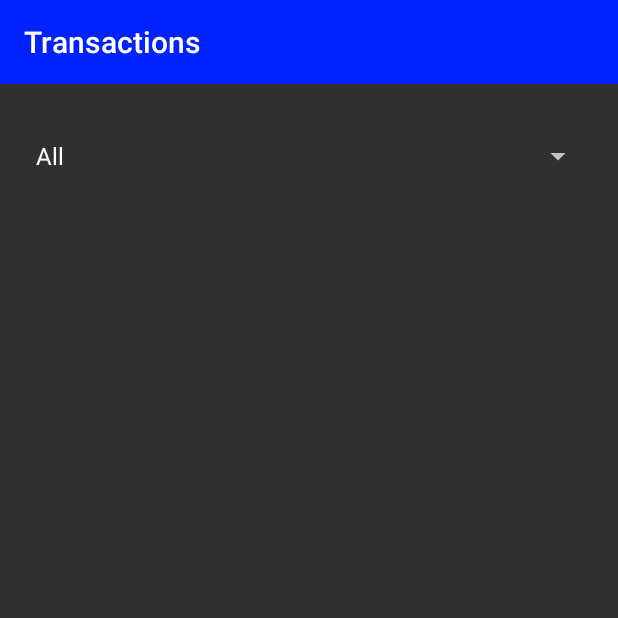
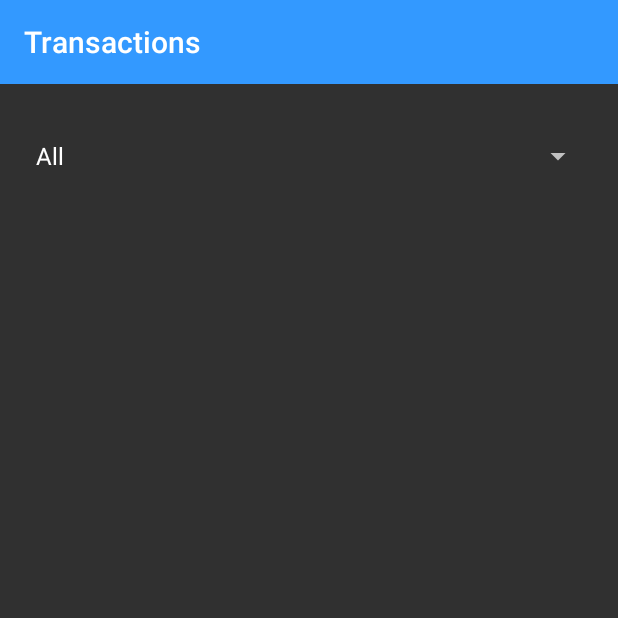
Before and after one commit to cartland/octavia-street-hilton, an Android app: the screen it shows after launch (MainActivity), on a phone screen of 412 x 824 dp, the top half of it. Run offline under Robolectric (Android 15) with nearby library versions, the light colour scheme and no system bars; libraries missing offline, so code that uses them is left out: com.firebase.client; pictures from the network do not load; 10 statements that could not run were skipped.

Commit message:
Update colors.

```diff
--- a/android/app/src/main/res/values/themes.xml
+++ b/android/app/src/main/res/values/themes.xml
@@ -30,8 +30,12 @@
 
     <style name="MyActionBarStyle">styles</style>
 
-    <color name="color_primary">#02f</color>
-    <color name="color_primary_dark">#018</color>
-    <color name="color_accent">#c13</color>
+    <color name="color_primary">#3399ff</color>
+    <color name="color_primary_dark">#3366cc</color>
+    <color name="color_accent">#ffcc0064</color>
+
+    <color name="color_background">#FFFFFF</color>
+
+    <color name="drawer_background">#333399</color>
 
 </resources>
```
Also changed, not shown: android/app/src/main/res/values/colors.xml (deleted, +0 -20 lines).
